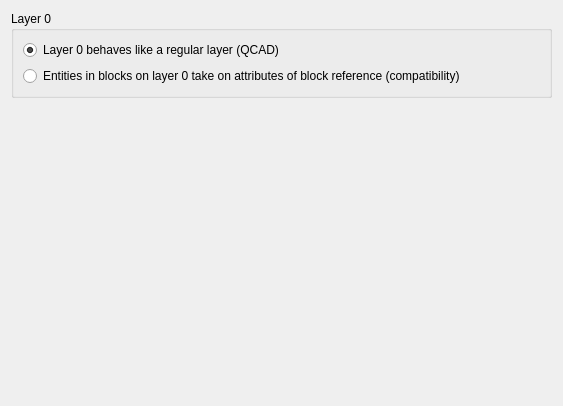
Qt form scripts/Edit/AppPreferences/LayerCompatibility/PreferencesPage.ui (qcad/qcad) before a commit.
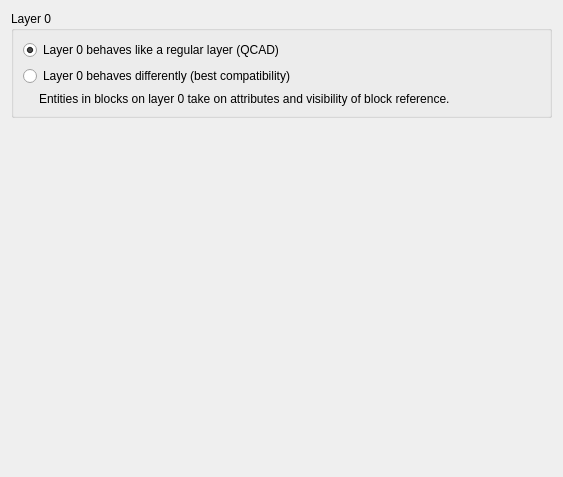
The same form after that commit.

Commit message: update layer preferences

What changed in the file:
```diff
--- a/scripts/Edit/AppPreferences/LayerCompatibility/PreferencesPage.ui
+++ b/scripts/Edit/AppPreferences/LayerCompatibility/PreferencesPage.ui
@@ -7,7 +7,7 @@
     <x>0</x>
     <y>0</y>
     <width>563</width>
-    <height>406</height>
+    <height>477</height>
    </rect>
   </property>
   <layout class="QVBoxLayout" name="verticalLayout_2">
@@ -30,10 +30,40 @@
       <item>
        <widget class="QRadioButton" name="Compatibility">
         <property name="text">
-         <string>Entities in blocks on layer 0 take on attributes of block reference (compatibility)</string>
+         <string>Layer 0 behaves differently (best compatibility)</string>
         </property>
        </widget>
       </item>
+      <item>
+       <layout class="QHBoxLayout" name="horizontalLayout">
+        <item>
+         <widget class="QWidget" name="widget" native="true">
+          <property name="minimumSize">
+           <size>
+            <width>10</width>
+            <height>0</height>
+           </size>
+          </property>
+          <property name="maximumSize">
+           <size>
+            <width>10</width>
+            <height>16777215</height>
+           </size>
+          </property>
+         </widget>
+        </item>
+        <item>
+         <widget class="QLabel" name="label">
+          <property name="text">
+           <string>Entities in blocks on layer 0 take on attributes and visibility of block reference.</string>
+          </property>
+          <property name="wordWrap">
+           <bool>true</bool>
+          </property>
+         </widget>
+        </item>
+       </layout>
+      </item>
      </layout>
     </widget>
    </item>
```
